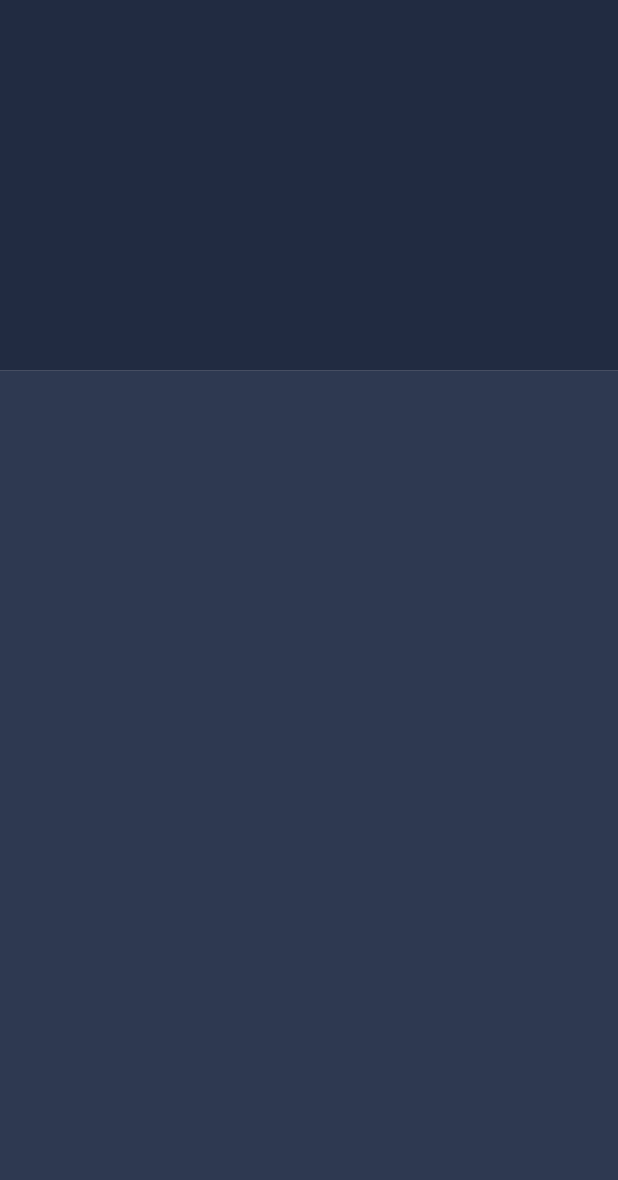
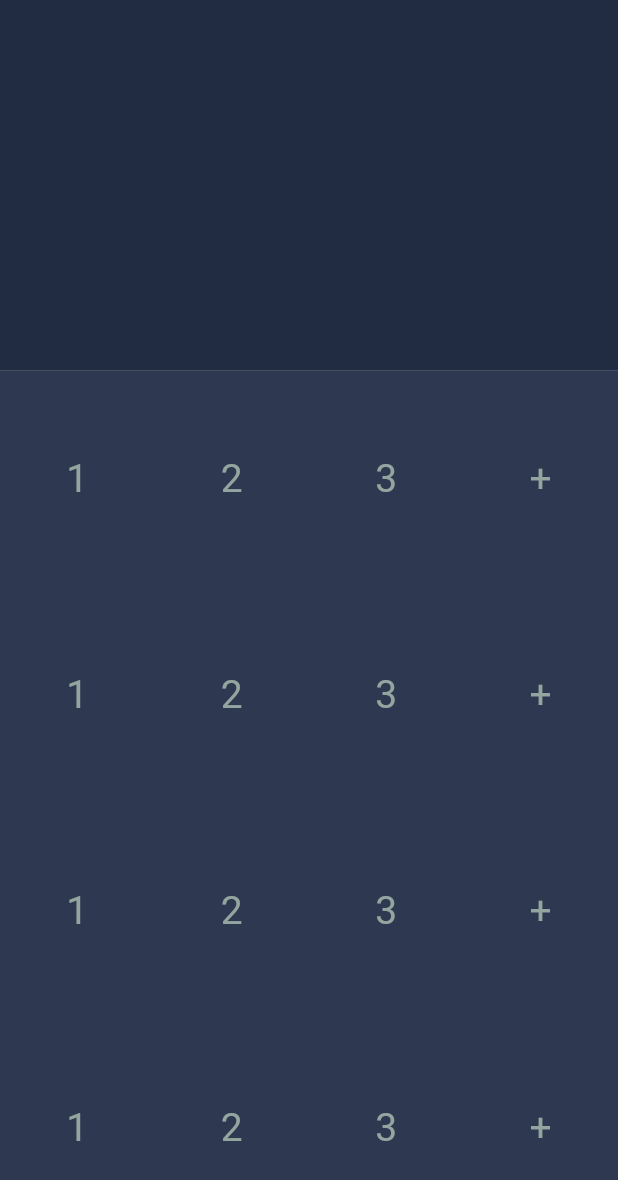
Before and after one commit to ShahramDeveloper/flutter_calculator_app, a Flutter app: the screen it shows after launch, on a phone screen of 412 x 824 dp. Shown: the top 1180 px of the screen. Run offline on Flutter 3.47's test engine with Material 3 defaults, Android fonts, the phone set to English and light mode, and no system bars; our stand-ins replace hexcolor.

Commit message:
Add row and column to create numbers ui in main.dart

```diff
--- a/lib/main.dart
+++ b/lib/main.dart
@@ -7,6 +7,46 @@ void main() {
 
 class Application extends StatelessWidget {
   const Application({super.key});
+
+  Widget getRow() {
+    return Row(
+      mainAxisAlignment: MainAxisAlignment.spaceAround,
+      children: [
+        Padding(
+          padding: EdgeInsets.all(3),
+          child: Text(
+            '1',
+            textAlign: TextAlign.center,
+            style: TextStyle(fontSize: 26, color: textGrey),
+          ),
+        ),
+        Padding(
+          padding: EdgeInsets.all(3),
+          child: Text(
+            '2',
+            textAlign: TextAlign.center,
+            style: TextStyle(fontSize: 26, color: textGrey),
+          ),
+        ),
+        Padding(
+          padding: EdgeInsets.all(3),
+          child: Text(
+            '3',
+            textAlign: TextAlign.center,
+            style: TextStyle(fontSize: 26, color: textGrey),
+          ),
+        ),
+        Padding(
+          padding: EdgeInsets.all(3),
+          child: Text(
+            '+',
+            textAlign: TextAlign.center,
+            style: TextStyle(fontSize: 26, color: textGrey),
+          ),
+        )
+      ],
+    );
+  }
 
   @override
   Widget build(BuildContext context) {
@@ -28,6 +68,10 @@ class Application extends StatelessWidget {
                 child: Container(
                   height: 100,
                   color: backgroundGrey,
+                  child: Column(
+                    mainAxisAlignment: MainAxisAlignment.spaceAround,
+                    children: [getRow(), getRow(), getRow(), getRow()],
+                  ),
                 ),
               )
             ],
```
